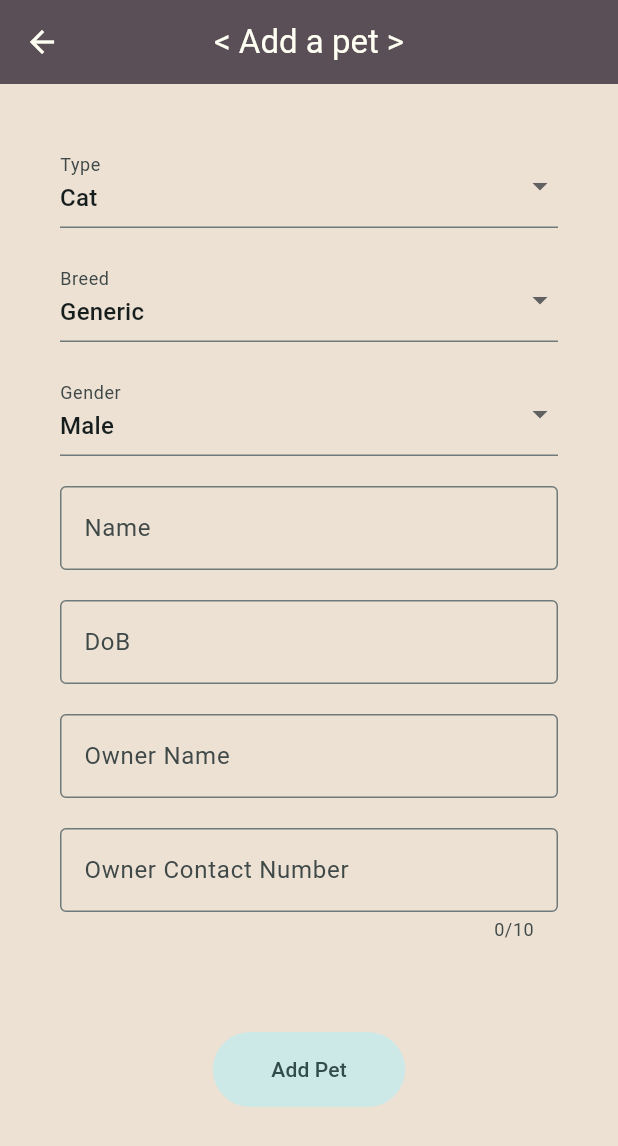
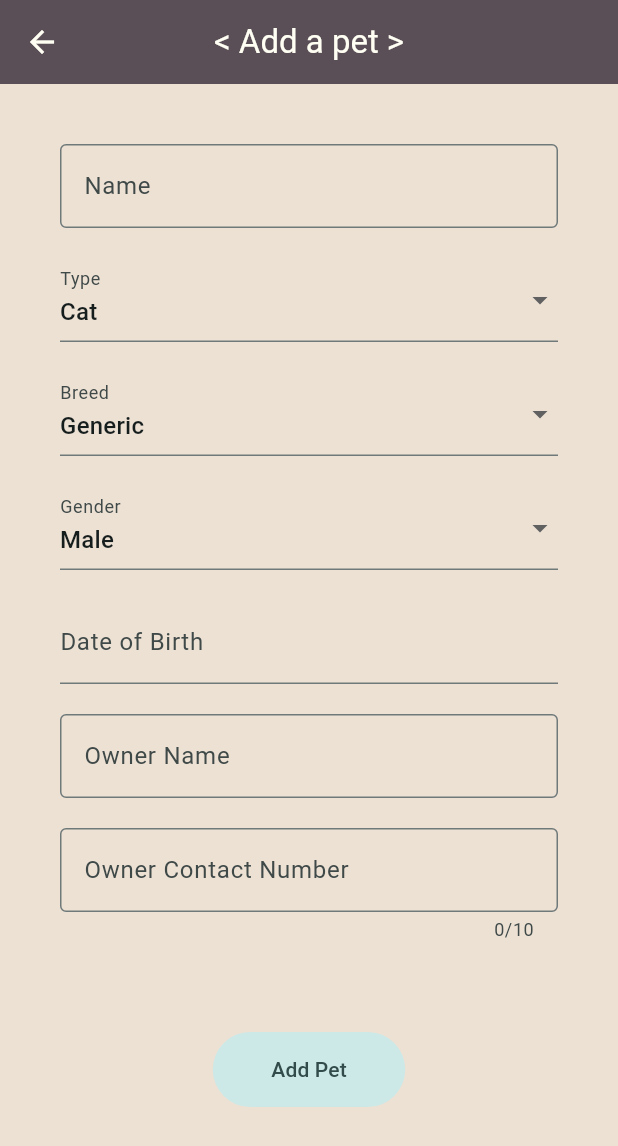
Before and after one commit to neophyte88/voidpets, a Flutter app: the screen it shows after launch, after a tap on the "pets" icon, on a phone screen of 412 x 824 dp. Shown: the top 1146 px of the screen. Run offline on Flutter 3.47's test engine with Material 3 defaults, Android fonts, the light colour scheme and no system bars; drawn by our look-alikes of date_field; our stand-ins replace drift, drift_flutter, font_awesome_flutter; missing offline and left inert: age_calculator; accounts and stored records are empty; generated files the repository leaves out were written again.

Commit message:
feat: Refined pet details page, Fixed input issues on add pet screen (date picker, numbers keyboard), and removed some dead code, and idk what else

```diff
--- /dev/null
+++ b/devtools_options.yaml
@@ -0,0 +1,3 @@
+description: This file stores settings for Dart & Flutter DevTools.
+documentation: https://docs.flutter.dev/tools/devtools/extensions#configure-extension-enablement-states
+extensions:
--- a/lib/screens/add_pet.dart
+++ b/lib/screens/add_pet.dart
@@ -1,4 +1,5 @@
 // Main
+import 'package:date_field/date_field.dart';
 import 'package:flutter/material.dart';
 import 'package:font_awesome_flutter/font_awesome_flutter.dart';
 
@@ -85,6 +86,17 @@ class _AddPetState extends State<AddPet> {
             mainAxisAlignment: MainAxisAlignment.start,
             spacing: 20,
             children: [
+              // Name
+              TextFormField(
+                // maxLength: 50,
+                decoration: const InputDecoration(
+                  labelText: "Name",
+                  border: OutlineInputBorder(),
+                ),
+                onSaved: (value) {
+                  new_pet_name = value!;
+                },
+              ),
               // Type
               DropdownButtonFormField(
                 initialValue: new_pet_type,
@@ -103,14 +115,6 @@ class _AddPetState extends State<AddPet> {
               DropdownButtonFormField(
                 initialValue: new_pet_breed,
                 decoration: InputDecoration(labelText: "Breed"),
-                // items: [
-                //   DropdownMenuItem(value: "Generic", child: Text("Generic")),
-                //   DropdownMenuItem(value: "Calico", child: Text("Calico")),
-                //   DropdownMenuItem(value: "Satan", child: Text("Satan")),
-                //   DropdownMenuItem(value: "Good_Boy", child: Text("Good Boy")),
-                //   DropdownMenuItem(value: "Good_Girl", child: Text("Good Girl")),
-
-                // ],
                 items: (breeds[new_pet_type] ?? {}).entries.map((entry) {
                   return DropdownMenuItem(
                     value: entry.key.toString(),
@@ -138,26 +142,16 @@ class _AddPetState extends State<AddPet> {
                   });
                 },
               ),
-              // Name
-              TextFormField(
-                // maxLength: 50,
-                decoration: const InputDecoration(
-                  labelText: "Name",
-                  border: OutlineInputBorder(),
-                ),
-                onSaved: (value) {
-                  new_pet_name = value!;
-                },
-              ),
 
               // DOB
-              InputDatePickerFormField(
-                firstDate: DateTime(1950),
-                lastDate: DateTime.now(),
-                fieldHintText: "Date of Birth",
-                fieldLabelText: "DoB",
-                onDateSaved: (value) {
-                  new_pet_dob = value;
+              DateTimeFormField(
+                decoration: const InputDecoration(
+                  labelText: 'Date of Birth',
+                ),
+                mode: DateTimeFieldPickerMode.date,
+                initialPickerDateTime: DateTime.now(),
+                onChanged: (value) {
+                  new_pet_dob = value!;
                 },
               ),
               // Owner Name
@@ -175,6 +169,7 @@ class _AddPetState extends State<AddPet> {
               // Owner Contact
               TextFormField(
                 maxLength: 10,
+                keyboardType: TextInputType.phone,
                 decoration: const InputDecoration(
                   labelText: "Owner Contact Number",
                   border: OutlineInputBorder(),
--- a/lib/screens/home.dart
+++ b/lib/screens/home.dart
@@ -67,7 +67,7 @@ class _HomeState extends State<Home> {
         tooltip: 'Add a pet', // Optional tooltip for accessibility
         child: const Icon(Icons.pets), // The icon displayed in the button
       ),
-      body: GridView.builder(
+      body: pets.isNotEmpty ? GridView.builder(
         padding: const EdgeInsets.all(20),
         gridDelegate: const SliverGridDelegateWithFixedCrossAxisCount(
           crossAxisCount: 2, // 2 cards per row
@@ -82,7 +82,17 @@ class _HomeState extends State<Home> {
           return PetCard(pet.name, pet_age, pet.type, pet.id, pet.breed);
 
         },
-      ),
+      ):
+      Center(child: Column(
+        mainAxisAlignment: MainAxisAlignment.center,
+        spacing: 10,
+        children: [
+          Text("No Pets", style: const TextStyle(fontSize: 18, color: Color(0xFF211C20)),),
+          Icon(FontAwesomeIcons.faceSadCry, size: 30,),
+          Text("Go adopt a cat right meow!",style: const TextStyle(fontSize: 18, color: Color(0xFF211C20)),),
+
+        ],
+      )),
     );
   }
 }
--- a/pubspec.yaml
+++ b/pubspec.yaml
@@ -39,6 +39,7 @@ dependencies:
   drift_flutter: ^0.3.0
   path_provider: ^2.1.5
   age_calculator: ^1.0.0
+  date_field: ^6.0.3+1
 
 dev_dependencies:
   flutter_test:
```
Also changed, not shown: lib/components/pet_info_container.dart (added, +30 -0 lines), lib/screens/pet_detail.dart (+20 -16 lines), pubspec.lock.
